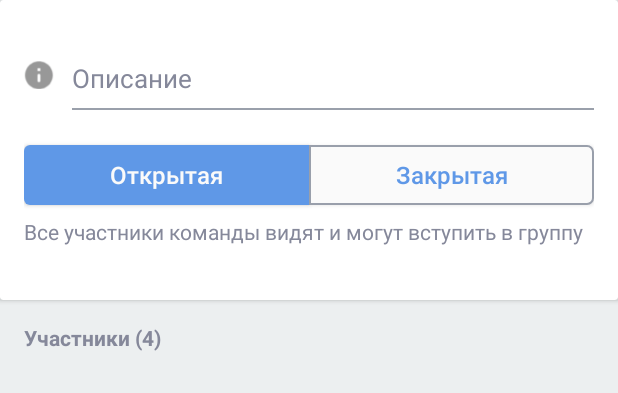
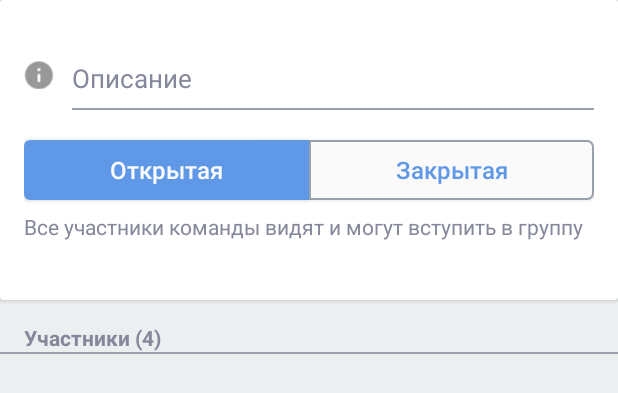
Before and after one commit to nindzyago/Android-MVP-Kotlin, an Android app: the layout new_chat_group.xml on its own in the app's theme, with its tools: preview values and no code run, on a phone screen of 412 x 824 dp. Shown: the top 393 px of the screen. Run offline under Robolectric (Android 15) with nearby library versions, the phone set to English and light mode, and no system bars.

Commit message:
верстка экрана 45

```diff
--- a/app/src/main/res/layout/new_chat_group.xml
+++ b/app/src/main/res/layout/new_chat_group.xml
@@ -46,6 +46,7 @@
             <Button
                 android:id="@+id/but_opened"
                 style="@style/ButtonGroup"
+                android:layout_marginTop="20dp"
                 android:text="@string/open"
                 app:layout_constraintEnd_toStartOf="@+id/but_closed"
                 app:layout_constraintHorizontal_chainStyle="spread"
@@ -58,12 +59,11 @@
                 android:text="@string/closed"
                 app:layout_constraintBaseline_toBaselineOf="@+id/but_opened"
                 app:layout_constraintEnd_toEndOf="parent"
-                app:layout_constraintHorizontal_bias="0.5"
                 app:layout_constraintStart_toEndOf="@+id/but_opened" />
 
             <TextView
                 style="@style/TextNormal.Gray"
-                android:layout_marginTop="8dp"
+                android:layout_marginTop="@dimen/margin_small"
                 android:text="@string/all_members_in_group"
                 app:layout_constraintStart_toStartOf="parent"
                 app:layout_constraintTop_toBottomOf="@+id/but_opened" />
@@ -75,8 +75,10 @@
     <TextView
         android:id="@+id/tv_member"
         style="@style/TextNormal.Gray.Bold"
-        android:layout_marginLeft="16dp"
+        android:layout_marginStart="16dp"
         android:layout_marginTop="15dp"
         android:text="@string/members" />
 
+    <include layout="@layout/separate_line"/>
+
 </LinearLayout>
```
